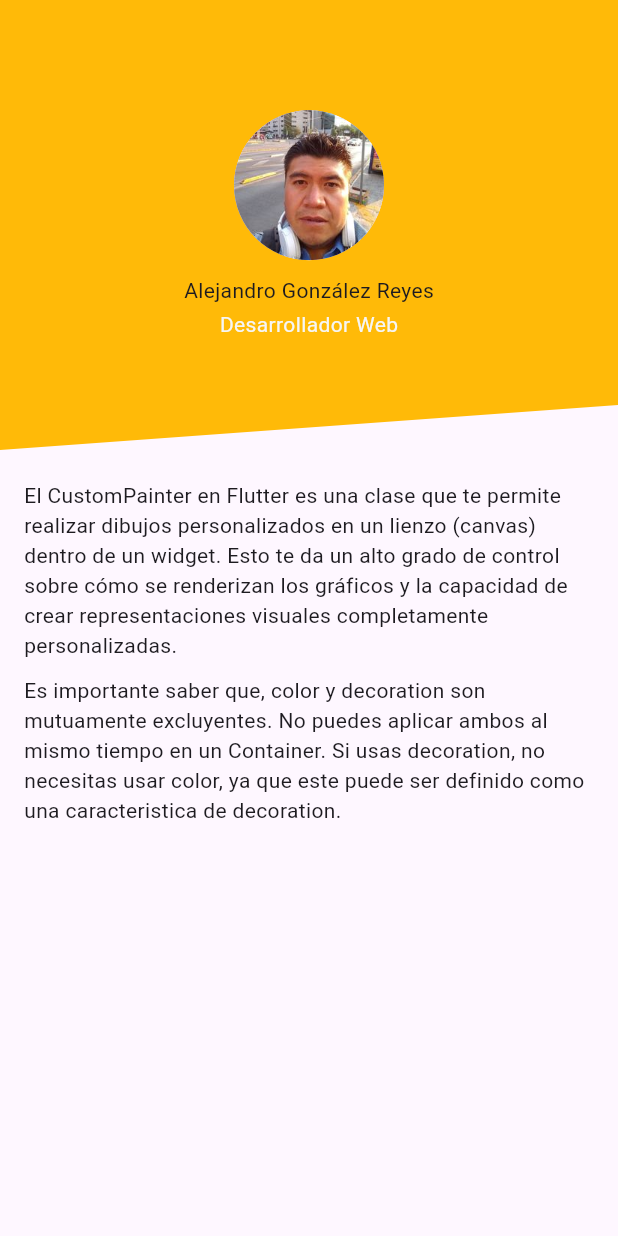
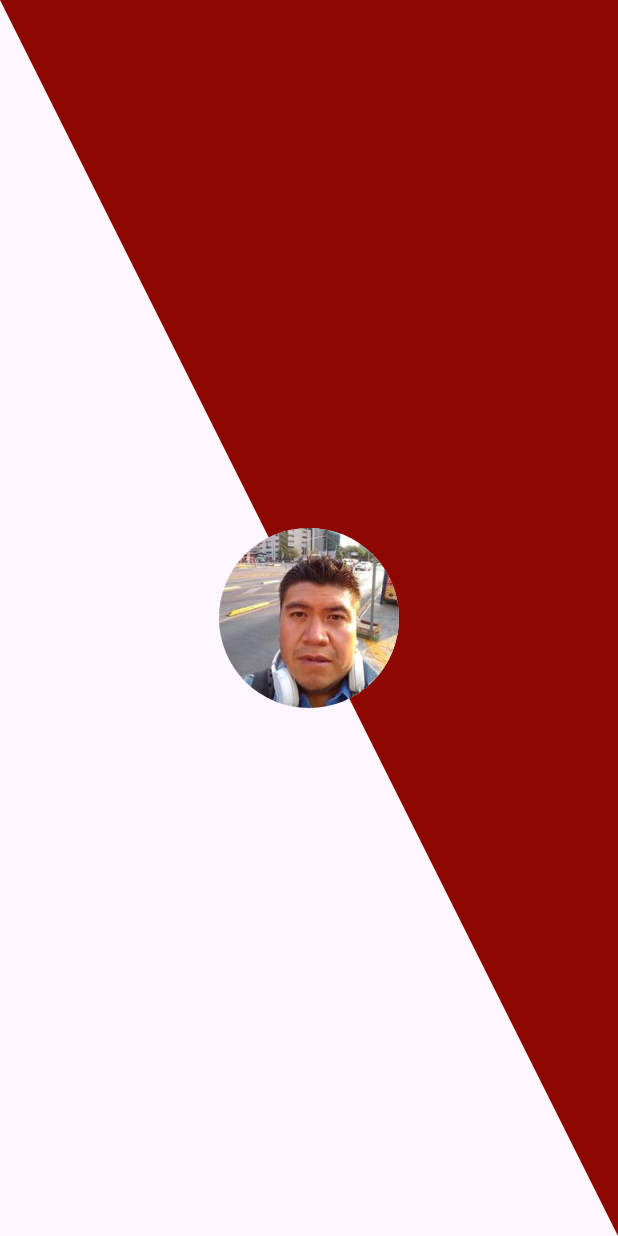
Before and after one commit to alexglzrys/flutter_design_custom_painter, a Flutter app: the screen it shows after launch, on a phone screen of 412 x 824 dp. Run offline on Flutter 3.47's test engine with Material 3 defaults, Android fonts, the phone set to English and light mode, and no system bars.

Commit message:
header triángulo rectángulo

```diff
--- a/lib/screens/headers_page.dart
+++ b/lib/screens/headers_page.dart
@@ -7,7 +7,7 @@ class HeadersPage extends StatelessWidget {
   @override
   Widget build(BuildContext context) {
     return const Scaffold(
-      body: SingleChildScrollView(
+      /*body: SingleChildScrollView(
           child: Column(
         children: [
           // HeaderRectangular(),
@@ -15,7 +15,8 @@ class HeadersPage extends StatelessWidget {
           HeaderRectanguloInclinado(),
           Content(),
         ],
-      )),
+      ),);*/
+      body: HeaderTrianguloRectangulo(),
     );
   }
 }
--- /dev/null
+++ b/lib/widgets/header_triangulo_rectangulo.dart
@@ -0,0 +1,63 @@
+import 'package:flutter/material.dart';
+
+class HeaderTrianguloRectangulo extends StatelessWidget {
+  const HeaderTrianguloRectangulo({super.key});
+
+  @override
+  Widget build(BuildContext context) {
+    return SizedBox(
+      width: double.infinity,
+      height: double.infinity,
+      // ? CustomPaint permite realizar dibujos personalizados en tu aplicación.
+      child: CustomPaint(
+        // Especificar el objeto CustomPainter encargado de definir el dibujo personalizado
+        painter: _PainterTrianguloRectangulo(),
+        child: const _Content(),
+      ),
+    );
+  }
+}
+
+// Cuando utilizas CustomPaint, debes proporcionar un objeto CustomPainter que implemente los método paint y shouldRepaint
+// Este será el encargado de dibujar el o los elementos complejos sobre la pantalla
+class _PainterTrianguloRectangulo extends CustomPainter {
+  @override
+  void paint(Canvas canvas, Size size) {
+    // Inicializar el objeto paint (lápiz para dibujar) y sus respectivas propiedades
+    // Los .. es un operador en cascada usado en DART que permite encadenar varias operaciones en un solo objeto, lo que hace que el código sea más conciso y legible.
+    final paint = Paint()
+      ..color = const Color(0xff8D0801)
+      ..style = PaintingStyle.fill;
+
+    // Inicializar el objeto path (encargado de establecer el camino a dibujar)
+    final path = Path();
+
+    // Trazar las rutas correspondientes (dibujar triangulo rectángulo)
+    path.lineTo(size.width, 0);
+    path.lineTo(size.width, size.height);
+    path.lineTo(0, 0);
+
+    // Plasmar los trazos sobre el canvas (lienzo)
+    canvas.drawPath(path, paint);
+  }
+
+  @override
+  bool shouldRepaint(covariant CustomPainter oldDelegate) {
+    return true;
+  }
+}
+
+// Widget que representa el contenido prinicpal a dibujar sobre el elemento complejo dibujado con CustomPaint
+class _Content extends StatelessWidget {
+  const _Content({super.key});
+
+  @override
+  Widget build(BuildContext context) {
+    return const Center(
+      child: CircleAvatar(
+        backgroundImage: AssetImage('assets/images/avatar.jpg'),
+        radius: 60,
+      ),
+    );
+  }
+}
--- a/lib/widgets/widgets.dart
+++ b/lib/widgets/widgets.dart
@@ -1,4 +1,5 @@
 // Archivo de barril concentrador de widgets
+export 'package:custom_painter_flutter_app/widgets/header_triangulo_rectangulo.dart';
 export 'package:custom_painter_flutter_app/widgets/header_rectangulo_inclinado.dart';
 export 'package:custom_painter_flutter_app/widgets/header_bordes_redondeados.dart';
 export 'package:custom_painter_flutter_app/widgets/header_rectangular.dart';
```
